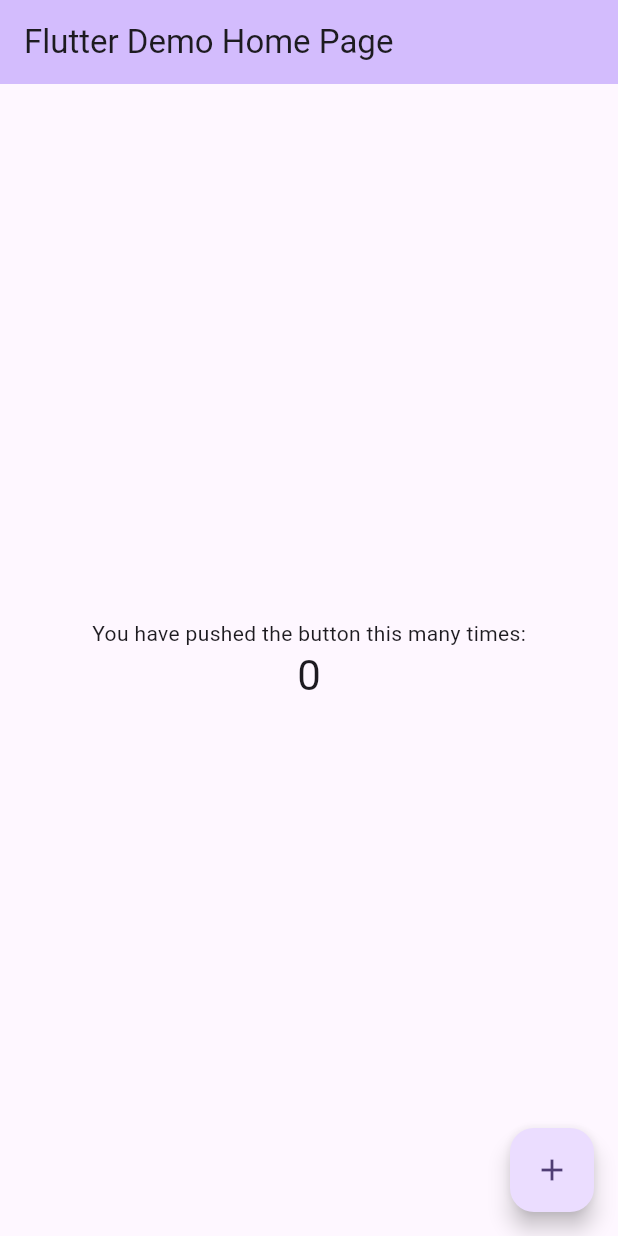
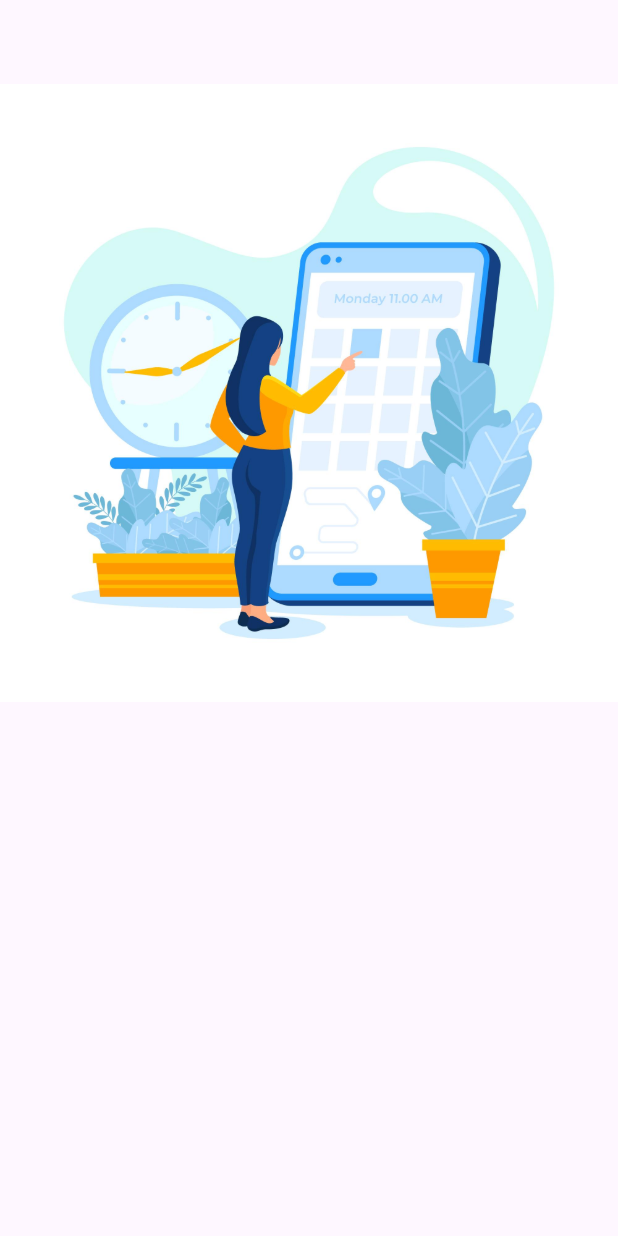
Before and after one commit to SaketAkella/attendance_tracker, a Flutter app: the screen it shows after launch, on a phone screen of 412 x 824 dp. Run offline on Flutter 3.47's test engine with Material 3 defaults, Android fonts, the phone set to English and light mode, and no system bars.

Commit message:
Welcome page and sign-in page design

```diff
--- a/lib/main.dart
+++ b/lib/main.dart
@@ -1,4 +1,5 @@
 import 'package:flutter/material.dart';
+import 'package:attendance_tracker/pages/welcome_page.dart';
 
 void main() {
   runApp(const MyApp());
@@ -11,115 +12,13 @@ class MyApp extends StatelessWidget {
   @override
   Widget build(BuildContext context) {
     return MaterialApp(
+      debugShowCheckedModeBanner: false,
       title: 'Flutter Demo',
       theme: ThemeData(
-        // This is the theme of your application.
-        //
-        // TRY THIS: Try running your application with "flutter run". You'll see
-        // the application has a purple toolbar. Then, without quitting the app,
-        // try changing the seedColor in the colorScheme below to Colors.green
-        // and then invoke "hot reload" (save your changes or press the "hot
-        // reload" button in a Flutter-supported IDE, or press "r" if you used
-        // the command line to start the app).
-        //
-        // Notice that the counter didn't reset back to zero; the application
-        // state is not lost during the reload. To reset the state, use hot
-        // restart instead.
-        //
-        // This works for code too, not just values: Most code changes can be
-        // tested with just a hot reload.
         colorScheme: ColorScheme.fromSeed(seedColor: Colors.deepPurple),
         useMaterial3: true,
       ),
-      home: const MyHomePage(title: 'Flutter Demo Home Page'),
+      home: const WelcomePage(),
     );
   }
 }
-
-class MyHomePage extends StatefulWidget {
-  const MyHomePage({super.key, required this.title});
-
-  // This widget is the home page of your application. It is stateful, meaning
-  // that it has a State object (defined below) that contains fields that affect
-  // how it looks.
-
-  // This class is the configuration for the state. It holds the values (in this
-  // case the title) provided by the parent (in this case the App widget) and
-  // used by the build method of the State. Fields in a Widget subclass are
-  // always marked "final".
-
-  final String title;
-
-  @override
-  State<MyHomePage> createState() => _MyHomePageState();
-}
-
-class _MyHomePageState extends State<MyHomePage> {
-  int _counter = 0;
-
-  void _incrementCounter() {
-    setState(() {
-      // This call to setState tells the Flutter framework that something has
-      // changed in this State, which causes it to rerun the build method below
-      // so that the display can reflect the updated values. If we changed
-      // _counter without calling setState(), then the build method would not be
-      // called again, and so nothing would appear to happen.
-      _counter++;
-    });
-  }
-
-  @override
-  Widget build(BuildContext context) {
-    // This method is rerun every time setState is called, for instance as done
-    // by the _incrementCounter method above.
-    //
-    // The Flutter framework has been optimized to make rerunning build methods
-    // fast, so that you can just rebuild anything that needs updating rather
-    // than having to individually change instances of widgets.
-    return Scaffold(
-      appBar: AppBar(
-        // TRY THIS: Try changing the color here to a specific color (to
-        // Colors.amber, perhaps?) and trigger a hot reload to see the AppBar
-        // change color while the other colors stay the same.
-        backgroundColor: Theme.of(context).colorScheme.inversePrimary,
-        // Here we take the value from the MyHomePage object that was created by
-        // the App.build method, and use it to set our appbar title.
-        title: Text(widget.title),
-      ),
-      body: Center(
-        // Center is a layout widget. It takes a single child and positions it
-        // in the middle of the parent.
-        child: Column(
-          // Column is also a layout widget. It takes a list of children and
-          // arranges them vertically. By default, it sizes itself to fit its
-          // children horizontally, and tries to be as tall as its parent.
-          //
-          // Column has various properties to control how it sizes itself and
-          // how it positions its children. Here we use mainAxisAlignment to
-          // center the children vertically; the main axis here is the vertical
-          // axis because Columns are vertical (the cross axis would be
-          // horizontal).
-          //
-          // TRY THIS: Invoke "debug painting" (choose the "Toggle Debug Paint"
-          // action in the IDE, or press "p" in the console), to see the
-          // wireframe for each widget.
-          mainAxisAlignment: MainAxisAlignment.center,
-          children: <Widget>[
-            const Text(
-              'You have pushed the button this many times:',
-            ),
-            Text(
-              '$_counter',
-              style: Theme.of(context).textTheme.headlineMedium,
-            ),
-          ],
-        ),
-      ),
-      floatingActionButton: FloatingActionButton(
-        onPressed: _incrementCounter,
-        tooltip: 'Increment',
-        child: const Icon(Icons.add),
-      ), // This trailing comma makes auto-formatting nicer for build methods.
-    );
-  }
-}
--- /dev/null
+++ b/lib/pages/signin_page.dart
@@ -0,0 +1,16 @@
+import 'package:flutter/material.dart';
+
+class SigninPage extends StatelessWidget {
+  const SigninPage({Key? key}) : super(key: key);
+  @override
+  Widget build(BuildContext context) {
+    return Scaffold(
+      appBar: AppBar(),
+      body: Stack(
+        children: [
+          Image.asset('assets/images/3886130.jpg'),
+        ],
+      ),
+    );
+  }
+}
--- /dev/null
+++ b/lib/pages/welcome_page.dart
@@ -0,0 +1,16 @@
+import 'package:flutter/material.dart';
+
+class WelcomePage extends StatelessWidget {
+  const WelcomePage({Key? key}) : super(key: key);
+  @override
+  Widget build(BuildContext context) {
+    return Scaffold(
+      appBar: AppBar(),
+      body: Stack(
+        children: [
+          Image.asset('assets/images/3886130.jpg'),
+        ],
+      ),
+    );
+  }
+}
--- a/pubspec.yaml
+++ b/pubspec.yaml
@@ -59,8 +59,8 @@ flutter:
   uses-material-design: true
 
   # To add assets to your application, add an assets section, like this:
-  # assets:
-  #   - images/a_dot_burr.jpeg
+  assets:
+    - assets/images/3886130.jpg
   #   - images/a_dot_ham.jpeg
 
   # An image asset can refer to one or more resolution-specific "variants", see
```
Also changed, not shown: assets/images/3886130.jpg (added), lib/pages/parents_login.dart (added), lib/pages/signup_page.dart (added).
